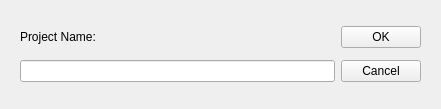
Qt form Teeam/addprojectdialog.ui (lorenzo-arena/Teeam) before a commit.
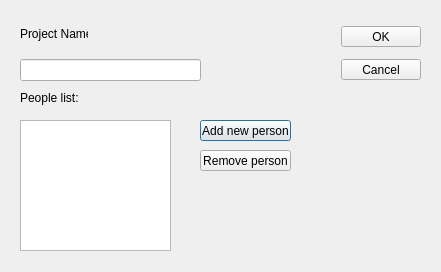
The same form after that commit.

Commit message: Added list of people initialization with project

The edit to the form file:
```diff
--- a/Teeam/addprojectdialog.ui
+++ b/Teeam/addprojectdialog.ui
@@ -7,7 +7,7 @@
     <x>0</x>
     <y>0</y>
     <width>441</width>
-    <height>109</height>
+    <height>272</height>
    </rect>
   </property>
   <property name="windowTitle">
@@ -16,28 +16,28 @@
   <property name="locale">
    <locale language="English" country="UnitedStates"/>
   </property>
-  <layout class="QGridLayout" name="gridLayout">
-   <property name="leftMargin">
-    <number>20</number>
-   </property>
-   <property name="topMargin">
-    <number>20</number>
-   </property>
-   <property name="rightMargin">
-    <number>20</number>
-   </property>
-   <property name="bottomMargin">
-    <number>20</number>
-   </property>
-   <item row="0" column="0">
     <widget class="QLabel" name="label">
+   <property name="geometry">
+    <rect>
+     <x>20</x>
+     <y>26</y>
+     <width>68</width>
+     <height>16</height>
+    </rect>
+   </property>
      <property name="text">
       <string>Project Name:</string>
      </property>
     </widget>
-   </item>
-   <item row="0" column="1">
     <widget class="QPushButton" name="buttonOk">
+   <property name="geometry">
+    <rect>
+     <x>341</x>
+     <y>26</y>
+     <width>80</width>
+     <height>21</height>
+    </rect>
+   </property>
      <property name="text">
       <string>OK</string>
      </property>
@@ -45,12 +45,25 @@
       <bool>false</bool>
      </property>
     </widget>
-   </item>
-   <item row="1" column="0">
-    <widget class="QLineEdit" name="lineEdit"/>
-   </item>
-   <item row="1" column="1">
+  <widget class="QLineEdit" name="lineEdit">
+   <property name="geometry">
+    <rect>
+     <x>20</x>
+     <y>59</y>
+     <width>181</width>
+     <height>22</height>
+    </rect>
+   </property>
+  </widget>
     <widget class="QPushButton" name="buttonCancel">
+   <property name="geometry">
+    <rect>
+     <x>341</x>
+     <y>59</y>
+     <width>80</width>
+     <height>21</height>
+    </rect>
+   </property>
      <property name="text">
       <string>Cancel</string>
      </property>
@@ -58,8 +71,55 @@
       <bool>false</bool>
      </property>
     </widget>
-   </item>
-  </layout>
+  <widget class="QLabel" name="peoplelabel">
+   <property name="geometry">
+    <rect>
+     <x>20</x>
+     <y>90</y>
+     <width>61</width>
+     <height>16</height>
+    </rect>
+   </property>
+   <property name="text">
+    <string>People list:</string>
+   </property>
+  </widget>
+  <widget class="QListView" name="peoplelistView">
+   <property name="geometry">
+    <rect>
+     <x>20</x>
+     <y>120</y>
+     <width>151</width>
+     <height>131</height>
+    </rect>
+   </property>
+  </widget>
+  <widget class="QPushButton" name="addPersonButton">
+   <property name="geometry">
+    <rect>
+     <x>200</x>
+     <y>120</y>
+     <width>91</width>
+     <height>21</height>
+    </rect>
+   </property>
+   <property name="text">
+    <string>Add new person</string>
+   </property>
+  </widget>
+  <widget class="QPushButton" name="removePersonButton">
+   <property name="geometry">
+    <rect>
+     <x>200</x>
+     <y>150</y>
+     <width>91</width>
+     <height>21</height>
+    </rect>
+   </property>
+   <property name="text">
+    <string>Remove person</string>
+   </property>
+  </widget>
  </widget>
  <resources/>
  <connections/>
```
Lines whose indentation alone changed are shown as unchanged. The commit also changes 13 other files.
